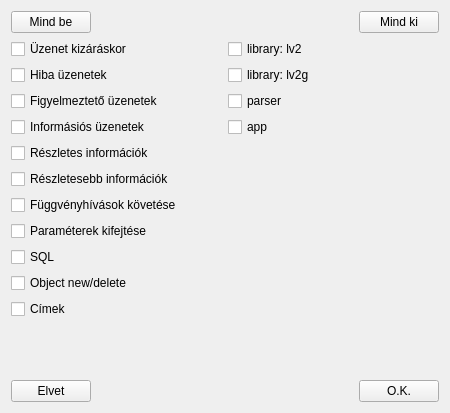
Qt form lv2g/setup_logl.ui (csikfer/lanview2) before a commit.
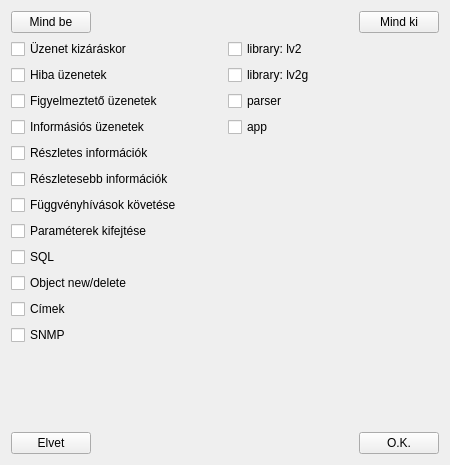
The same form after that commit.

Commit message: Hibajavítás. + debug: SNMP

What changed in the file:
```diff
--- a/lv2g/setup_logl.ui
+++ b/lv2g/setup_logl.ui
@@ -10,7 +10,7 @@
     <x>0</x>
     <y>0</y>
     <width>450</width>
-    <height>413</height>
+    <height>465</height>
    </rect>
   </property>
   <property name="windowTitle">
@@ -131,6 +131,13 @@
            </property>
           </widget>
          </item>
+         <item>
+          <widget class="QCheckBox" name="checkBoxSNMP">
+           <property name="text">
+            <string>SNMP</string>
+           </property>
+          </widget>
+         </item>
          <item>
           <spacer name="verticalSpacer_2">
            <property name="orientation">
```
The commit also changes 7 other files.
